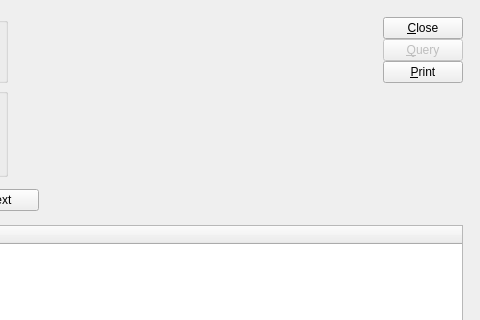
This is guiclient/dspPoItemsByVendor.ui in Pegasus-RPG/xtuple-client as Qt 5 draws it before an edit; both pictures show x 327 to 807 and y 0 to 320 of the 807 by 736 pixel window. The edited form follows.
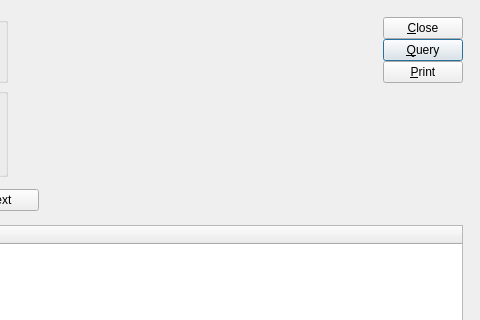
This is the edited form. Custom widgets are drawn as their Qt base class.

What changed in the file:
```diff
--- a/guiclient/dspPoItemsByVendor.ui
+++ b/guiclient/dspPoItemsByVendor.ui
@@ -238,9 +238,6 @@
              </item>
              <item>
               <widget class="QPushButton" name="_query">
-               <property name="enabled">
-                <bool>false</bool>
-               </property>
                <property name="text">
                 <string>&amp;Query</string>
                </property>
```
Left out of the diff: 22 changed lines with no effect on the pictures.
